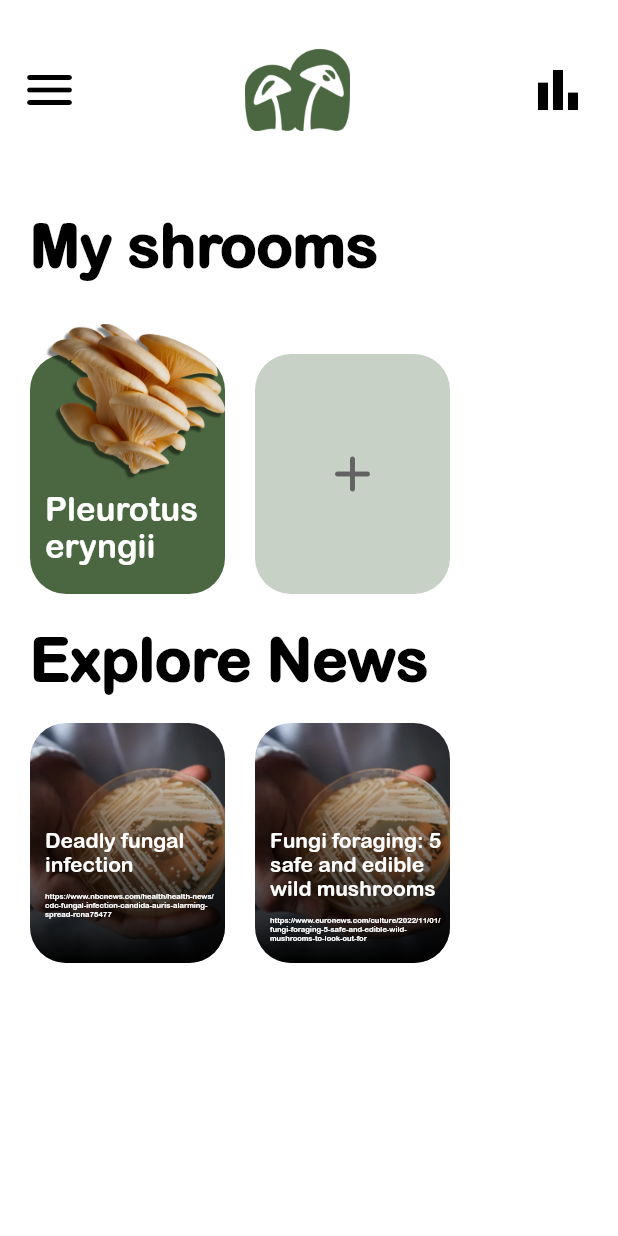
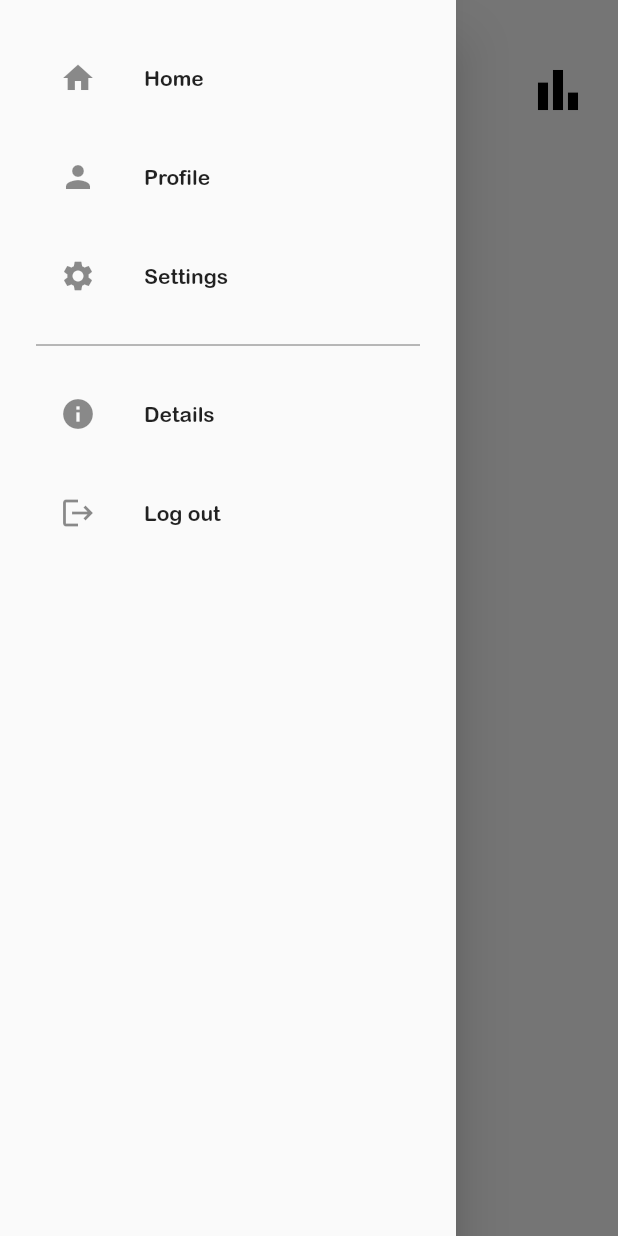
Before and after one commit to muxonn/grow_guard, a Flutter app: the screen it shows after launch, with the side drawer open (before the commit the screen has no drawer), on a phone screen of 412 x 824 dp. Run offline on Flutter 3.47's test engine with Material 2 defaults, Android fonts, the phone set to English and light mode, and no system bars.

Commit message:
Add basic UI to drawer

```diff
--- a/lib/home_page.dart
+++ b/lib/home_page.dart
@@ -4,6 +4,7 @@ import 'package:grow_guard/utils/plant_block.dart';
 import 'package:grow_guard/utils/unactive_plant_block.dart';
 import 'ui/main_header.dart';
 import 'utils/colors.dart';
+import 'utils/app_drawer.dart';
 
 class HomePage extends StatefulWidget {
   const HomePage({super.key});
@@ -22,22 +23,16 @@ class _HomePageState extends State<HomePage> {
         child: Padding(
           padding: const EdgeInsets.only(left: 5, right: 20),
           child: AppBar(
+            iconTheme: IconThemeData(color: Colors.black, size: 40),
             toolbarHeight: 140,
             centerTitle: true,
             title: Image.asset(
               'assets/images/logo-simple.png',
               width: 70,
             ),
-            leading: Icon(
-              Icons.menu_rounded,
-              color: Colors.black,
-              size: 40,
-            ),
             actions: [
               Icon(
                 Icons.bar_chart,
-                color: Colors.black,
-                size: 40,
               )
             ],
             backgroundColor: Colors.transparent,
@@ -45,6 +40,7 @@ class _HomePageState extends State<HomePage> {
           ),
         ),
       ),
+      drawer: AppDrawer(),
       body: Padding(
         padding: const EdgeInsets.only(left: 20, right: 20, top: 20),
         child: Column(
--- /dev/null
+++ b/lib/utils/app_drawer.dart
@@ -0,0 +1,63 @@
+import 'package:flutter/material.dart';
+
+class AppDrawer extends StatelessWidget {
+  const AppDrawer({super.key});
+
+  @override
+  Widget build(BuildContext context) {
+    return Drawer(
+      child: Column(
+        crossAxisAlignment: CrossAxisAlignment.stretch,
+        children: [
+          buildHeader(context),
+          buildMenuItems(context),
+        ],
+      ),
+    );
+  }
+
+  Widget buildHeader(BuildContext context) {
+    return Container(
+      padding: EdgeInsets.only(top: MediaQuery.of(context).padding.top),
+    );
+  }
+
+  Widget buildMenuItems(BuildContext context) {
+    return Container(
+      padding: EdgeInsets.all(24),
+      child: Wrap(
+        runSpacing: 10,
+        children: [
+          ListTile(
+            leading: const Icon(Icons.home),
+            title: Text("Home"),
+            onTap: () {},
+          ),
+          ListTile(
+            leading: const Icon(Icons.person),
+            title: Text("Profile"),
+            onTap: () {},
+          ),
+          ListTile(
+            leading: const Icon(Icons.settings),
+            title: Text("Settings"),
+            onTap: () {},
+          ),
+          Divider(
+            color: Colors.black54,
+          ),
+          ListTile(
+            leading: const Icon(Icons.info),
+            title: Text("Details"),
+            onTap: () {},
+          ),
+          ListTile(
+            leading: const Icon(Icons.logout),
+            title: Text("Log out"),
+            onTap: () {},
+          ),
+        ],
+      ),
+    );
+  }
+}
```
